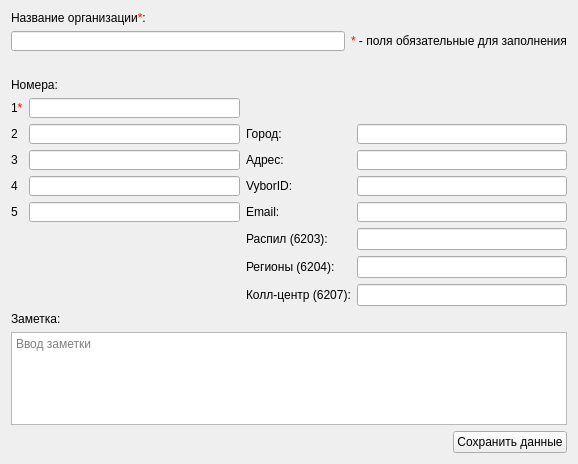
First picture: the form in src/AddOrgContactDialog.ui, repository okostynchuk/Outcall, before the edit.
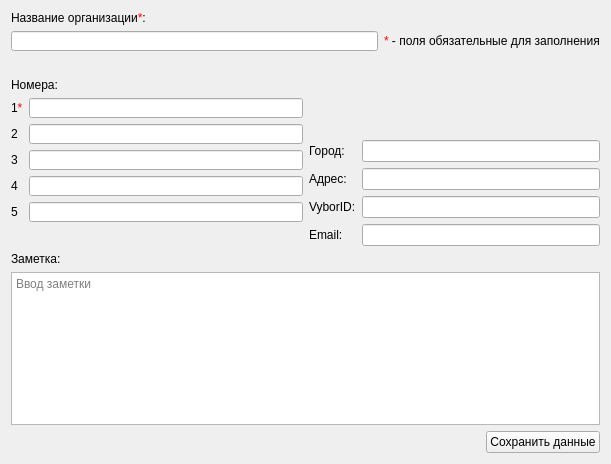
Second picture: the form after the edit. Icons and pictures are not drawn.

Commit message: dynamically create widgets for add managers, edit select in contacts dialog, and other

Diff of the .ui file:
```diff
--- a/src/AddOrgContactDialog.ui
+++ b/src/AddOrgContactDialog.ui
@@ -6,7 +6,7 @@
    <rect>
     <x>0</x>
     <y>0</y>
-    <width>578</width>
+    <width>611</width>
     <height>464</height>
    </rect>
   </property>
@@ -23,59 +23,240 @@
    <iconset resource="images.qrc">
     <normaloff>:/images/outcall-logo.png</normaloff>:/images/outcall-logo.png</iconset>
   </property>
-  <layout class="QGridLayout" name="gridLayout_5">
-   <item row="0" column="0">
-    <layout class="QGridLayout" name="gridLayout_3">
-     <item row="0" column="0">
-      <layout class="QGridLayout" name="gridLayout_2">
-       <item row="0" column="0">
-        <widget class="QLabel" name="label_3">
-         <property name="text">
-          <string>Название организации&lt;span style = &quot;color: red;&quot;&gt;*&lt;/span&gt;:</string>
-         </property>
-        </widget>
-       </item>
-       <item row="1" column="0">
-        <widget class="QLineEdit" name="orgName">
-         <property name="minimumSize">
-          <size>
-           <width>0</width>
-           <height>20</height>
-          </size>
-         </property>
-         <property name="focusPolicy">
-          <enum>Qt::StrongFocus</enum>
-         </property>
-         <property name="inputMask">
-          <string/>
-         </property>
-        </widget>
-       </item>
-       <item row="2" column="0">
-        <widget class="QLabel" name="label_15">
-         <property name="minimumSize">
-          <size>
-           <width>0</width>
-           <height>15</height>
-          </size>
-         </property>
-         <property name="text">
-          <string/>
-         </property>
-        </widget>
-       </item>
-      </layout>
-     </item>
-     <item row="0" column="1">
-      <widget class="QLabel" name="label_13">
-       <property name="text">
-        <string>&lt;span style = &quot;color: red;&quot;&gt;*&lt;/span&gt; - поля обязательные для заполнения</string>
-       </property>
-      </widget>
-     </item>
-    </layout>
-   </item>
+  <layout class="QGridLayout" name="gridLayout_6">
    <item row="2" column="0">
+    <layout class="QHBoxLayout" name="horizontalLayout">
+     <item>
+      <layout class="QGridLayout" name="gridLayout_5">
+       <item row="5" column="1">
+        <spacer name="verticalSpacer_2">
+         <property name="orientation">
+          <enum>Qt::Vertical</enum>
+         </property>
+         <property name="sizeHint" stdset="0">
+          <size>
+           <width>20</width>
+           <height>40</height>
+          </size>
+         </property>
+        </spacer>
+       </item>
+       <item row="0" column="1">
+        <widget class="QLineEdit" name="firstNumber">
+         <property name="minimumSize">
+          <size>
+           <width>0</width>
+           <height>20</height>
+          </size>
+         </property>
+         <property name="focusPolicy">
+          <enum>Qt::StrongFocus</enum>
+         </property>
+        </widget>
+       </item>
+       <item row="0" column="0">
+        <widget class="QLabel" name="label_6">
+         <property name="text">
+          <string>1&lt;span style = &quot;color: red;&quot;&gt;*&lt;/span&gt;</string>
+         </property>
+        </widget>
+       </item>
+       <item row="1" column="0">
+        <widget class="QLabel" name="label_7">
+         <property name="text">
+          <string>2</string>
+         </property>
+        </widget>
+       </item>
+       <item row="1" column="1">
+        <widget class="QLineEdit" name="secondNumber">
+         <property name="minimumSize">
+          <size>
+           <width>0</width>
+           <height>20</height>
+          </size>
+         </property>
+         <property name="focusPolicy">
+          <enum>Qt::StrongFocus</enum>
+         </property>
+        </widget>
+       </item>
+       <item row="2" column="0">
+        <widget class="QLabel" name="label_8">
+         <property name="text">
+          <string>3</string>
+         </property>
+        </widget>
+       </item>
+       <item row="2" column="1">
+        <widget class="QLineEdit" name="thirdNumber">
+         <property name="minimumSize">
+          <size>
+           <width>0</width>
+           <height>20</height>
+          </size>
+         </property>
+         <property name="focusPolicy">
+          <enum>Qt::StrongFocus</enum>
+         </property>
+        </widget>
+       </item>
+       <item row="3" column="1">
+        <widget class="QLineEdit" name="fourthNumber">
+         <property name="minimumSize">
+          <size>
+           <width>0</width>
+           <height>20</height>
+          </size>
+         </property>
+         <property name="focusPolicy">
+          <enum>Qt::StrongFocus</enum>
+         </property>
+        </widget>
+       </item>
+       <item row="4" column="0">
+        <widget class="QLabel" name="label_19">
+         <property name="text">
+          <string>5</string>
+         </property>
+        </widget>
+       </item>
+       <item row="6" column="1">
+        <spacer name="verticalSpacer">
+         <property name="orientation">
+          <enum>Qt::Vertical</enum>
+         </property>
+         <property name="sizeHint" stdset="0">
+          <size>
+           <width>253</width>
+           <height>13</height>
+          </size>
+         </property>
+        </spacer>
+       </item>
+       <item row="3" column="0">
+        <widget class="QLabel" name="label_18">
+         <property name="text">
+          <string>4</string>
+         </property>
+        </widget>
+       </item>
+       <item row="4" column="1">
+        <widget class="QLineEdit" name="fifthNumber">
+         <property name="minimumSize">
+          <size>
+           <width>0</width>
+           <height>20</height>
+          </size>
+         </property>
+         <property name="focusPolicy">
+          <enum>Qt::StrongFocus</enum>
+         </property>
+        </widget>
+       </item>
+      </layout>
+     </item>
+     <item>
+      <layout class="QGridLayout" name="gridLayout">
+       <item row="4" column="0">
+        <widget class="QLabel" name="label_12">
+         <property name="text">
+          <string>Email:</string>
+         </property>
+        </widget>
+       </item>
+       <item row="4" column="1">
+        <widget class="QLineEdit" name="email">
+         <property name="minimumSize">
+          <size>
+           <width>0</width>
+           <height>20</height>
+          </size>
+         </property>
+         <property name="focusPolicy">
+          <enum>Qt::StrongFocus</enum>
+         </property>
+        </widget>
+       </item>
+       <item row="2" column="0">
+        <widget class="QLabel" name="label_10">
+         <property name="text">
+          <string>Адрес:</string>
+         </property>
+        </widget>
+       </item>
+       <item row="2" column="1">
+        <widget class="QLineEdit" name="address">
+         <property name="minimumSize">
+          <size>
+           <width>0</width>
+           <height>20</height>
+          </size>
+         </property>
+         <property name="focusPolicy">
+          <enum>Qt::StrongFocus</enum>
+         </property>
+        </widget>
+       </item>
+       <item row="3" column="0">
+        <widget class="QLabel" name="label_11">
+         <property name="text">
+          <string>VyborID:</string>
+         </property>
+        </widget>
+       </item>
+       <item row="3" column="1">
+        <widget class="QLineEdit" name="vyborId">
+         <property name="minimumSize">
+          <size>
+           <width>0</width>
+           <height>20</height>
+          </size>
+         </property>
+         <property name="focusPolicy">
+          <enum>Qt::StrongFocus</enum>
+         </property>
+        </widget>
+       </item>
+       <item row="1" column="0">
+        <widget class="QLabel" name="label_9">
+         <property name="text">
+          <string>Город:</string>
+         </property>
+        </widget>
+       </item>
+       <item row="1" column="1">
+        <widget class="QLineEdit" name="city">
+         <property name="minimumSize">
+          <size>
+           <width>0</width>
+           <height>20</height>
+          </size>
+         </property>
+         <property name="focusPolicy">
+          <enum>Qt::StrongFocus</enum>
+         </property>
+        </widget>
+       </item>
+       <item row="0" column="0" colspan="2">
+        <widget class="QLabel" name="label_14">
+         <property name="text">
+          <string/>
+         </property>
+        </widget>
+       </item>
+      </layout>
+     </item>
+    </layout>
+   </item>
+   <item row="1" column="0">
+    <widget class="QLabel" name="label_5">
+     <property name="text">
+      <string>Номера:</string>
+     </property>
+    </widget>
+   </item>
+   <item row="3" column="0">
     <layout class="QGridLayout" name="gridLayout_4">
      <item row="1" column="0" colspan="4">
       <widget class="QTextEdit" name="comment">
@@ -128,229 +309,52 @@
      </item>
     </layout>
    </item>
-   <item row="1" column="0">
-    <layout class="QGridLayout" name="gridLayout">
-     <item row="4" column="0">
-      <widget class="QLabel" name="label_18">
-       <property name="text">
-        <string>4</string>
-       </property>
-      </widget>
+   <item row="0" column="0">
+    <layout class="QGridLayout" name="gridLayout_3">
+     <item row="0" column="0">
+      <layout class="QGridLayout" name="gridLayout_2">
+       <item row="0" column="0">
+        <widget class="QLabel" name="label_3">
+         <property name="text">
+          <string>Название организации&lt;span style = &quot;color: red;&quot;&gt;*&lt;/span&gt;:</string>
+         </property>
+        </widget>
+       </item>
+       <item row="1" column="0">
+        <widget class="QLineEdit" name="orgName">
+         <property name="minimumSize">
+          <size>
+           <width>0</width>
+           <height>20</height>
+          </size>
+         </property>
+         <property name="focusPolicy">
+          <enum>Qt::StrongFocus</enum>
+         </property>
+         <property name="inputMask">
+          <string/>
+         </property>
+        </widget>
+       </item>
+       <item row="2" column="0">
+        <widget class="QLabel" name="label_15">
+         <property name="minimumSize">
+          <size>
+           <width>0</width>
+           <height>15</height>
+          </size>
+         </property>
+         <property name="text">
+          <string/>
+         </property>
+        </widget>
+       </item>
+      </layout>
      </item>
-     <item row="3" column="3">
-      <widget class="QLineEdit" name="address">
-       <property name="minimumSize">
-        <size>
-         <width>0</width>
-         <height>20</height>
-        </size>
-       </property>
-       <property name="focusPolicy">
-        <enum>Qt::StrongFocus</enum>
-       </property>
-      </widget>
-     </item>
-     <item row="2" column="2">
-      <widget class="QLabel" name="label_9">
+     <item row="0" column="1">
+      <widget class="QLabel" name="label_13">
        <property name="text">
-        <string>Город:</string>
-       </property>
-      </widget>
-     </item>
-     <item row="1" column="0">
-      <widget class="QLabel" name="label_6">
-       <property name="text">
-        <string>1&lt;span style = &quot;color: red;&quot;&gt;*&lt;/span&gt;</string>
-       </property>
-      </widget>
-     </item>
-     <item row="4" column="3">
-      <widget class="QLineEdit" name="vyborId">
-       <property name="minimumSize">
-        <size>
-         <width>0</width>
-         <height>20</height>
-        </size>
-       </property>
-       <property name="focusPolicy">
-        <enum>Qt::StrongFocus</enum>
-       </property>
-      </widget>
-     </item>
-     <item row="5" column="1">
-      <widget class="QLineEdit" name="fifthNumber">
-       <property name="minimumSize">
-        <size>
-         <width>0</width>
-         <height>20</height>
-        </size>
-       </property>
-       <property name="focusPolicy">
-        <enum>Qt::StrongFocus</enum>
-       </property>
-      </widget>
-     </item>
-     <item row="4" column="1">
-      <widget class="QLineEdit" name="fourthNumber">
-       <property name="minimumSize">
-        <size>
-         <width>0</width>
-         <height>20</height>
-        </size>
-       </property>
-       <property name="focusPolicy">
-        <enum>Qt::StrongFocus</enum>
-       </property>
-      </widget>
-     </item>
-     <item row="3" column="0">
-      <widget class="QLabel" name="label_8">
-       <property name="text">
-        <string>3</string>
-       </property>
-      </widget>
-     </item>
-     <item row="4" column="2">
-      <widget class="QLabel" name="label_11">
-       <property name="text">
-        <string>VyborID:</string>
-       </property>
-      </widget>
-     </item>
-     <item row="5" column="0">
-      <widget class="QLabel" name="label_19">
-       <property name="text">
-        <string>5</string>
-       </property>
-      </widget>
-     </item>
-     <item row="2" column="0">
-      <widget class="QLabel" name="label_7">
-       <property name="text">
-        <string>2</string>
-       </property>
-      </widget>
-     </item>
-     <item row="2" column="1">
-      <widget class="QLineEdit" name="secondNumber">
-       <property name="minimumSize">
-        <size>
-         <width>0</width>
-         <height>20</height>
-        </size>
-       </property>
-       <property name="focusPolicy">
-        <enum>Qt::StrongFocus</enum>
-       </property>
-      </widget>
-     </item>
-     <item row="1" column="2" colspan="2">
-      <widget class="QLabel" name="label_14">
-       <property name="text">
-        <string/>
-       </property>
-      </widget>
-     </item>
-     <item row="2" column="3">
-      <widget class="QLineEdit" name="city">
-       <property name="minimumSize">
-        <size>
-         <width>0</width>
-         <height>20</height>
-        </size>
-       </property>
-       <property name="focusPolicy">
-        <enum>Qt::StrongFocus</enum>
-       </property>
-      </widget>
-     </item>
-     <item row="0" column="0" colspan="2">
-      <widget class="QLabel" name="label_5">
-       <property name="text">
-        <string>Номера:</string>
-       </property>
-      </widget>
-     </item>
-     <item row="3" column="2">
-      <widget class="QLabel" name="label_10">
-       <property name="text">
-        <string>Адрес:</string>
-       </property>
-      </widget>
-     </item>
-     <item row="3" column="1">
-      <widget class="QLineEdit" name="thirdNumber">
-       <property name="minimumSize">
-        <size>
-         <width>0</width>
-         <height>20</height>
-        </size>
-       </property>
-       <property name="focusPolicy">
-        <enum>Qt::StrongFocus</enum>
-       </property>
-      </widget>
-     </item>
-     <item row="5" column="3">
-      <widget class="QLineEdit" name="email">
-       <property name="minimumSize">
-        <size>
-         <width>0</width>
-         <height>20</height>
-        </size>
-       </property>
-       <property name="focusPolicy">
-        <enum>Qt::StrongFocus</enum>
-       </property>
-      </widget>
-     </item>
-     <item row="1" column="1">
-      <widget class="QLineEdit" name="firstNumber">
-       <property name="minimumSize">
-        <size>
-         <width>0</width>
-         <height>20</height>
-        </size>
-       </property>
-       <property name="focusPolicy">
-        <enum>Qt::StrongFocus</enum>
-       </property>
-      </widget>
-     </item>
-     <item row="5" column="2">
-      <widget class="QLabel" name="label_12">
-       <property name="text">
-        <string>Email:</string>
-       </property>
-      </widget>
-     </item>
-     <item row="7" column="3">
-      <widget class="QLineEdit" name="group_6204"/>
-     </item>
-     <item row="6" column="3">
-      <widget class="QLineEdit" name="group_6203"/>
-     </item>
-     <item row="6" column="2">
-      <widget class="QLabel" name="label_2">
-       <property name="text">
-        <string>Распил (6203):</string>
-       </property>
-      </widget>
-     </item>
-     <item row="8" column="3">
-      <widget class="QLineEdit" name="group_6207"/>
-     </item>
-     <item row="8" column="2">
-      <widget class="QLabel" name="label_20">
-       <property name="text">
-        <string>Колл-центр (6207):</string>
-       </property>
-      </widget>
-     </item>
-     <item row="7" column="2">
-      <widget class="QLabel" name="label_4">
-       <property name="text">
-        <string>Регионы (6204):</string>
+        <string>&lt;span style = &quot;color: red;&quot;&gt;*&lt;/span&gt; - поля обязательные для заполнения</string>
        </property>
       </widget>
      </item>
```
The commit also changes 15 other files.
